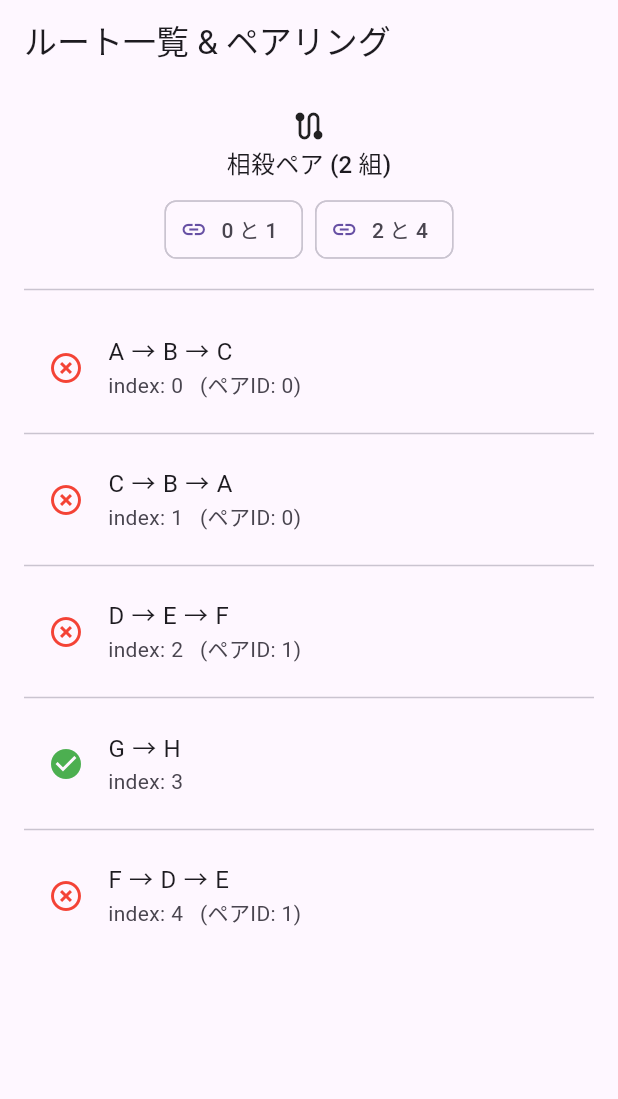
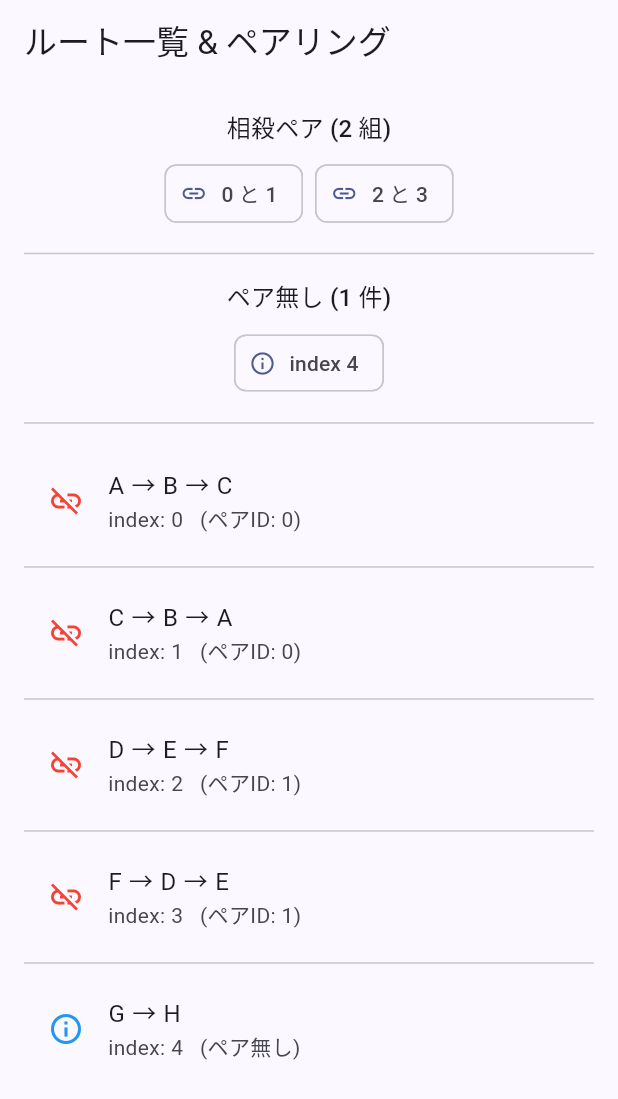
Before and after one commit to toyotarou/test_display_station_route_pairing, a Flutter app: the screen it shows after launch, on a phone screen of 412 x 824 dp. Shown: the top 1099 px of the screen. Run offline on Flutter 3.47's test engine with Material 3 defaults, Android fonts, the phone set to English and light mode, and no system bars.

Commit message:
commit 20250407

```diff
--- a/lib/main.dart
+++ b/lib/main.dart
@@ -1,5 +1,6 @@
 import 'package:flutter/material.dart';
-import 'package:test_display_not_duplicate_route/service/route_pairing_service.dart';
+
+import 'service/route_pairing_service.dart';
 
 void main() => runApp(const MyApp());
 
@@ -8,7 +9,14 @@ class MyApp extends StatelessWidget {
 
   @override
   Widget build(BuildContext context) {
-    return const MaterialApp(home: HomePage());
+    return MaterialApp(
+      title: 'ルートのペアリング表示',
+      theme: ThemeData(
+        useMaterial3: true,
+        colorSchemeSeed: Colors.indigo,
+      ),
+      home: const HomePage(),
+    );
   }
 }
 
@@ -17,6 +25,7 @@ class HomePage extends StatelessWidget {
 
   @override
   Widget build(BuildContext context) {
+    // --- サンプルデータ ---
     final routes = [
       [
         const StationLatLng(stationName: 'A', lat: '0', lng: '0'),
@@ -27,26 +36,25 @@ class HomePage extends StatelessWidget {
         const StationLatLng(stationName: 'C', lat: '2', lng: '2'),
         const StationLatLng(stationName: 'B', lat: '1', lng: '1'),
         const StationLatLng(stationName: 'A', lat: '0', lng: '0'),
-      ],
+      ], // ← 0 とペア
       [
         const StationLatLng(stationName: 'D', lat: '3', lng: '3'),
         const StationLatLng(stationName: 'E', lat: '4', lng: '4'),
         const StationLatLng(stationName: 'F', lat: '5', lng: '5'),
       ],
       [
-        const StationLatLng(stationName: 'G', lat: '6', lng: '6'),
-        const StationLatLng(stationName: 'H', lat: '7', lng: '7'),
-      ],
-      [
         const StationLatLng(stationName: 'F', lat: '5', lng: '5'),
         const StationLatLng(stationName: 'D', lat: '3', lng: '3'),
         const StationLatLng(stationName: 'E', lat: '4', lng: '4'),
-      ],
+      ], // ← 2 とペア
+      [
+        const StationLatLng(stationName: 'G', lat: '6', lng: '6'),
+        const StationLatLng(stationName: 'H', lat: '7', lng: '7'),
+      ], // ← ペア無し
     ];
 
+    // --- ペアリング実行 ---
     final result = RoutePairingService.pairRoutes(routes);
-    final pairs = result.pairs;
-    final pairIdOfIndex = result.pairIdOfIndex;
 
     return Scaffold(
       appBar: AppBar(title: const Text('ルート一覧 & ペアリング')),
@@ -54,24 +62,44 @@ class HomePage extends StatelessWidget {
         padding: const EdgeInsets.all(16),
         child: Column(
           children: [
-            const Icon(Icons.route),
-            if (pairs.isNotEmpty) ...[
-              Text('相殺ペア (${pairs.length} 組)', style: Theme.of(context).textTheme.titleMedium),
+            // ===== ペア一覧 =====
+            if (result.pairs.isNotEmpty) ...[
+              Text('相殺ペア (${result.pairs.length} 組)', style: Theme.of(context).textTheme.titleMedium),
               const SizedBox(height: 8),
               Wrap(
                 spacing: 8,
                 runSpacing: 4,
                 children: [
-                  for (var i = 0; i < pairs.length; i++)
+                  for (var p in result.pairs)
                     Chip(
                       avatar: const Icon(Icons.link, size: 18),
-                      label: Text('${pairs[i][0]} と ${pairs[i][1]}'),
+                      label: Text('${p[0]} と ${p[1]}'),
                     ),
                 ],
               ),
               const Divider(height: 32),
             ] else
               const Text('相殺されるペアはありません 🎉'),
+
+            // ===== ペア無し一覧 =====
+            if (result.unpairedIndexes.isNotEmpty) ...[
+              Text('ペア無し (${result.unpairedIndexes.length} 件)', style: Theme.of(context).textTheme.titleMedium),
+              const SizedBox(height: 8),
+              Wrap(
+                spacing: 8,
+                runSpacing: 4,
+                children: [
+                  for (var idx in result.unpairedIndexes)
+                    Chip(
+                      avatar: const Icon(Icons.info_outline, size: 18),
+                      label: Text('index $idx'),
+                    ),
+                ],
+              ),
+              const Divider(height: 32),
+            ],
+
+            // ===== ルート一覧 =====
             Expanded(
               child: ListView.separated(
                 itemCount: routes.length,
@@ -79,16 +107,17 @@ class HomePage extends StatelessWidget {
                 itemBuilder: (context, index) {
                   final route = routes[index];
                   final display = route.map((e) => e.stationName).join(' → ');
-                  final pairId = pairIdOfIndex[index];
+                  final pairId = result.pairIdOfIndex[index];
+                  final unpaired = pairId == -1;
 
                   return ListTile(
                     leading: Icon(
-                      pairId >= 0 ? Icons.highlight_off : Icons.check_circle,
-                      color: pairId >= 0 ? Colors.red : Colors.green,
+                      unpaired ? Icons.info_outline : Icons.link_off,
+                      color: unpaired ? Colors.blue : Colors.red,
                     ),
                     title: Text(display),
                     subtitle: Text('index: $index'
-                        '${pairId >= 0 ? '   (ペアID: $pairId)' : ''}'),
+                        '${unpaired ? '   (ペア無し)' : '   (ペアID: $pairId)'}'),
                   );
                 },
               ),
--- a/lib/service/route_pairing_service.dart
+++ b/lib/service/route_pairing_service.dart
@@ -1,53 +1,77 @@
+import 'package:collection/collection.dart';
+
+/// 駅の情報
 class StationLatLng {
-  const StationLatLng({required this.stationName, required this.lat, required this.lng});
+  const StationLatLng({
+    required this.stationName,
+    required this.lat,
+    required this.lng,
+  });
 
   final String stationName;
   final String lat;
   final String lng;
 }
 
+/// ペアリング結果モデル
 class PairingResult {
   const PairingResult({
     required this.pairs,
     required this.pairIdOfIndex,
+    required this.unpairedIndexes,
+    required this.unpairedRoutes,
   });
 
+  /// [[0,1], [3,4], …] のように相殺ペアを保持
   final List<List<int>> pairs;
 
+  /// 各 index が何番目のペアか（ペア無しは -1）
   final List<int> pairIdOfIndex;
+
+  /// ペアリングできなかった index の一覧（昇順）
+  final List<int> unpairedIndexes;
+
+  /// 上記 index に対応するルート
+  final List<List<StationLatLng>> unpairedRoutes;
 }
 
+/// ルート評価サービス
 class RoutePairingService {
+  /// ルートキー生成（駅名をソート→連結）
   static String _routeKey(List<StationLatLng> route) {
     final names = route.map((e) => e.stationName).toList()..sort();
     return names.join('|');
   }
 
+  /// ルートをペアリング
   static PairingResult pairRoutes(List<List<StationLatLng>> routes) {
-    final waiting = <String, int>{};
-
+    final waiting = <String, int>{};               // キー → 最初の index
     final pairs = <List<int>>[];
-
     final pairIdOfIndex = List<int>.filled(routes.length, -1);
 
     for (var i = 0; i < routes.length; i++) {
       final key = _routeKey(routes[i]);
 
       if (waiting.containsKey(key)) {
-        final j = waiting.remove(key)!;
-
+        final j = waiting.remove(key)!;            // ペア確定
         final pairId = pairs.length;
-
         pairs.add([j, i]);
-
         pairIdOfIndex[j] = pairId;
-
         pairIdOfIndex[i] = pairId;
       } else {
-        waiting[key] = i;
+        waiting[key] = i;                          // まだペアなし
       }
     }
 
-    return PairingResult(pairs: pairs, pairIdOfIndex: pairIdOfIndex);
+    // waiting に残ったものが “ペア無し”
+    final unpairedIndexes = waiting.values.toList()..sort();
+    final unpairedRoutes = [for (var i in unpairedIndexes) routes[i]];
+
+    return PairingResult(
+      pairs: pairs,
+      pairIdOfIndex: pairIdOfIndex,
+      unpairedIndexes: unpairedIndexes,
+      unpairedRoutes: unpairedRoutes,
+    );
   }
 }
```
